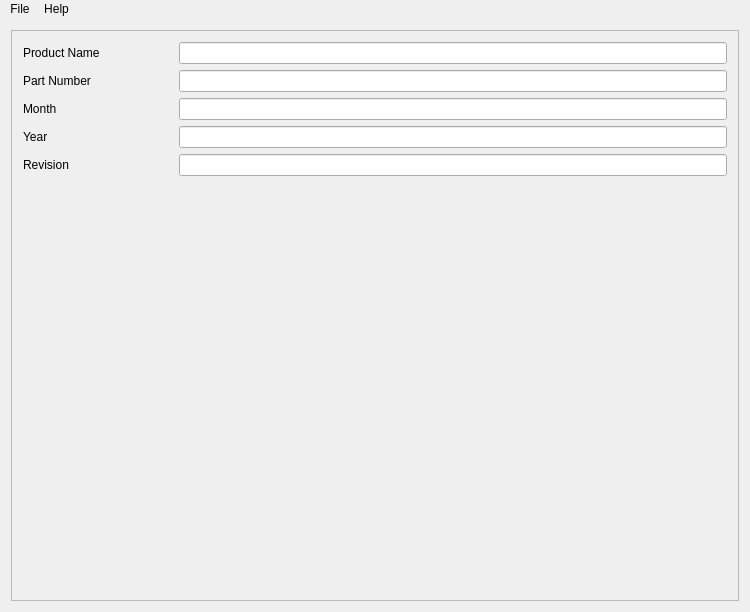
The window that RegulatoryTemplate.ui (daemonangel/Ditaform) describes before a commit, drawn with Qt 5.
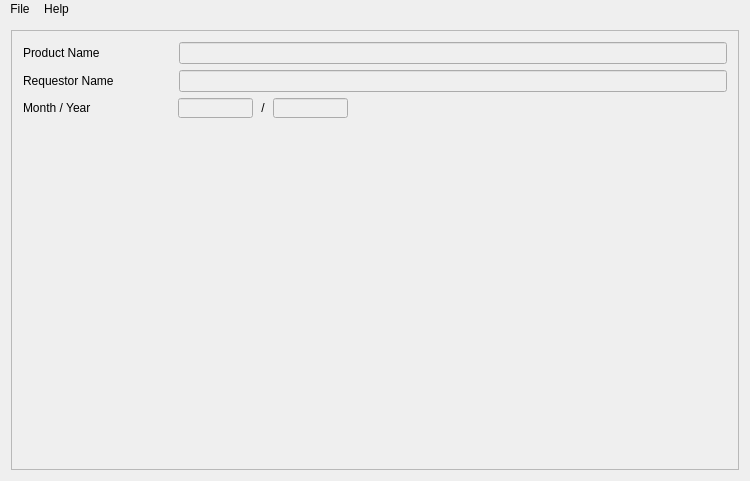
The same window after the commit. Icons and pictures are not drawn.

Commit message: Removed part number and revision fields. Added Requestor name field. Moved Month and Year fields to one line. Disabled fields until form is loaded.

```diff
--- a/RegulatoryTemplate.ui
+++ b/RegulatoryTemplate.ui
@@ -11,7 +11,7 @@
     <x>0</x>
     <y>0</y>
     <width>750</width>
-    <height>612</height>
+    <height>481</height>
    </rect>
   </property>
   <property name="sizePolicy">
@@ -20,6 +20,12 @@
     <verstretch>0</verstretch>
    </sizepolicy>
   </property>
+  <property name="minimumSize">
+   <size>
+    <width>80</width>
+    <height>0</height>
+   </size>
+  </property>
   <property name="windowTitle">
    <string>Ditaform</string>
   </property>
@@ -70,7 +76,7 @@
          <x>0</x>
          <y>0</y>
          <width>730</width>
-         <height>570</height>
+         <height>439</height>
         </rect>
        </property>
        <property name="sizePolicy">
@@ -103,10 +109,14 @@
          </widget>
         </item>
         <item row="0" column="1">
-         <widget class="QLineEdit" name="prodname_edit"/>
+         <widget class="QLineEdit" name="prodname_edit">
+          <property name="enabled">
+           <bool>false</bool>
+          </property>
+         </widget>
         </item>
         <item row="1" column="0">
-         <widget class="QLabel" name="partnumber_label">
+         <widget class="QLabel" name="requestorname_label">
           <property name="minimumSize">
            <size>
             <width>150</width>
@@ -117,69 +127,163 @@
            <bool>false</bool>
           </property>
           <property name="text">
-           <string>Part Number</string>
+           <string>Requestor Name</string>
           </property>
          </widget>
         </item>
         <item row="1" column="1">
-         <widget class="QLineEdit" name="partnumber_edit"/>
+         <widget class="QLineEdit" name="requestorname_edit">
+          <property name="enabled">
+           <bool>false</bool>
+          </property>
+         </widget>
         </item>
-        <item row="2" column="0">
-         <widget class="QLabel" name="month_label">
+        <item row="2" column="0" colspan="2">
+         <layout class="QHBoxLayout" name="horizontalLayout_2">
+          <property name="spacing">
+           <number>0</number>
+          </property>
+          <property name="sizeConstraint">
+           <enum>QLayout::SetDefaultConstraint</enum>
+          </property>
+          <property name="leftMargin">
+           <number>0</number>
+          </property>
+          <item>
+           <widget class="QLabel" name="monthyear_label">
+            <property name="sizePolicy">
+             <sizepolicy hsizetype="Fixed" vsizetype="Fixed">
+              <horstretch>0</horstretch>
+              <verstretch>0</verstretch>
+             </sizepolicy>
+            </property>
           <property name="minimumSize">
            <size>
-            <width>150</width>
-            <height>0</height>
-           </size>
-          </property>
+              <width>155</width>
+              <height>20</height>
+             </size>
+            </property>
+            <property name="maximumSize">
+             <size>
+              <width>155</width>
+              <height>20</height>
+             </size>
+            </property>
           <property name="autoFillBackground">
            <bool>false</bool>
           </property>
           <property name="text">
-           <string>Month</string>
-          </property>
-         </widget>
-        </item>
-        <item row="2" column="1">
-         <widget class="QLineEdit" name="month_edit"/>
-        </item>
-        <item row="3" column="0">
-         <widget class="QLabel" name="year_label">
+             <string>Month / Year</string>
+            </property>
+            <property name="alignment">
+             <set>Qt::AlignLeading|Qt::AlignLeft|Qt::AlignVCenter</set>
+            </property>
+            <property name="margin">
+             <number>-1</number>
+            </property>
+            <property name="indent">
+             <number>0</number>
+            </property>
+           </widget>
+          </item>
+          <item>
+           <widget class="QLineEdit" name="month_edit">
+            <property name="enabled">
+             <bool>false</bool>
+            </property>
+            <property name="sizePolicy">
+             <sizepolicy hsizetype="Fixed" vsizetype="Fixed">
+              <horstretch>0</horstretch>
+              <verstretch>0</verstretch>
+             </sizepolicy>
+            </property>
+            <property name="minimumSize">
+             <size>
+              <width>75</width>
+              <height>20</height>
+             </size>
+            </property>
+            <property name="maximumSize">
+             <size>
+              <width>75</width>
+              <height>20</height>
+             </size>
+            </property>
+           </widget>
+          </item>
+          <item>
+           <widget class="QLabel" name="slash_label">
+            <property name="sizePolicy">
+             <sizepolicy hsizetype="Fixed" vsizetype="Fixed">
+              <horstretch>0</horstretch>
+              <verstretch>0</verstretch>
+             </sizepolicy>
+            </property>
           <property name="minimumSize">
            <size>
-            <width>150</width>
-            <height>0</height>
-           </size>
-          </property>
+              <width>20</width>
+              <height>20</height>
+             </size>
+            </property>
+            <property name="maximumSize">
+             <size>
+              <width>20</width>
+              <height>20</height>
+             </size>
+            </property>
           <property name="autoFillBackground">
            <bool>false</bool>
           </property>
           <property name="text">
-           <string>Year</string>
-          </property>
-         </widget>
-        </item>
-        <item row="3" column="1">
-         <widget class="QLineEdit" name="year_edit"/>
-        </item>
-        <item row="4" column="0">
-         <widget class="QLabel" name="revision_label">
+             <string>/</string>
+            </property>
+            <property name="alignment">
+             <set>Qt::AlignCenter</set>
+            </property>
+           </widget>
+          </item>
+          <item>
+           <widget class="QLineEdit" name="year_edit">
+            <property name="enabled">
+             <bool>false</bool>
+            </property>
+            <property name="sizePolicy">
+             <sizepolicy hsizetype="Fixed" vsizetype="Fixed">
+              <horstretch>0</horstretch>
+              <verstretch>0</verstretch>
+             </sizepolicy>
+            </property>
           <property name="minimumSize">
            <size>
-            <width>150</width>
-            <height>0</height>
-           </size>
-          </property>
-          <property name="autoFillBackground">
-           <bool>false</bool>
-          </property>
-          <property name="text">
-           <string>Revision</string>
-          </property>
-         </widget>
-        </item>
-        <item row="4" column="1">
-         <widget class="QLineEdit" name="revision_edit"/>
+              <width>75</width>
+              <height>20</height>
+             </size>
+            </property>
+            <property name="maximumSize">
+             <size>
+              <width>75</width>
+              <height>20</height>
+             </size>
+            </property>
+           </widget>
+          </item>
+          <item>
+           <spacer name="horizontalSpacer_2">
+            <property name="orientation">
+             <enum>Qt::Horizontal</enum>
+            </property>
+            <property name="sizeType">
+             <enum>QSizePolicy::MinimumExpanding</enum>
+            </property>
+            <property name="sizeHint" stdset="0">
+             <size>
+              <width>0</width>
+              <height>0</height>
+             </size>
+            </property>
+           </spacer>
+          </item>
+         </layout>
         </item>
        </layout>
       </widget>
```
Left out of the diff: 22 changed lines with no effect on the pictures. Lines whose indentation alone changed are shown as unchanged. The commit also changes 6 other files.
